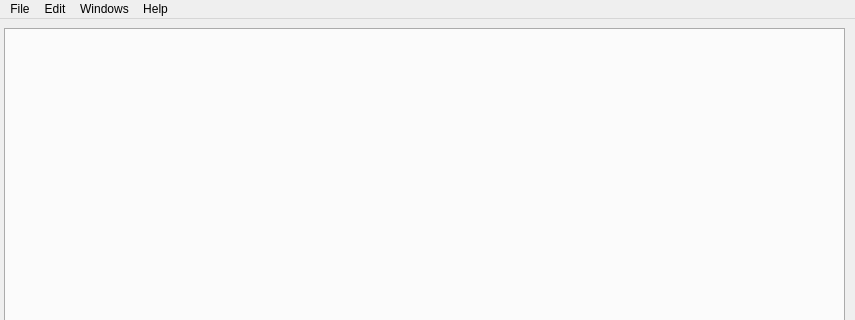
The window that Overview.ui (martin-kritzl/5BHIT-Wienwahl) describes before a commit, drawn with Qt 5; both pictures show x 0 to 855 and y 0 to 320 of the 855 by 599 pixel window.
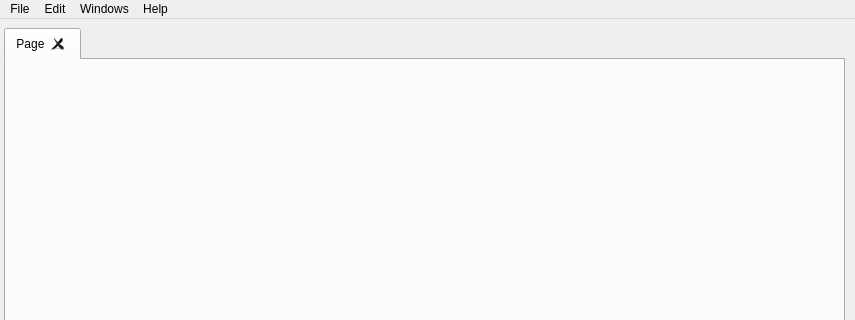
The same window after the commit.

What changed in the file:
```diff
--- a/Overview.ui
+++ b/Overview.ui
@@ -23,6 +23,20 @@
       <height>531</height>
      </rect>
     </property>
+    <property name="contextMenuPolicy">
+     <enum>Qt::DefaultContextMenu</enum>
+    </property>
+    <property name="tabsClosable">
+     <bool>true</bool>
+    </property>
+    <property name="movable">
+     <bool>true</bool>
+    </property>
+    <widget class="QWidget" name="tab">
+     <attribute name="title">
+      <string>Page</string>
+     </attribute>
+    </widget>
    </widget>
   </widget>
   <widget class="QMenuBar" name="menubar">
```
Left out of the diff: 12 changed lines with no effect on the pictures.
